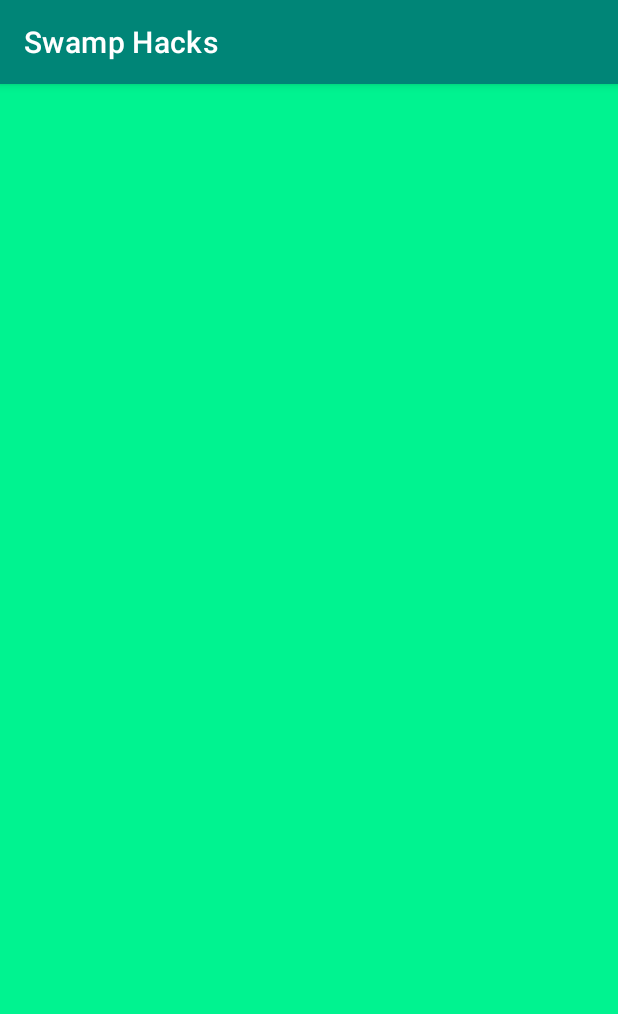
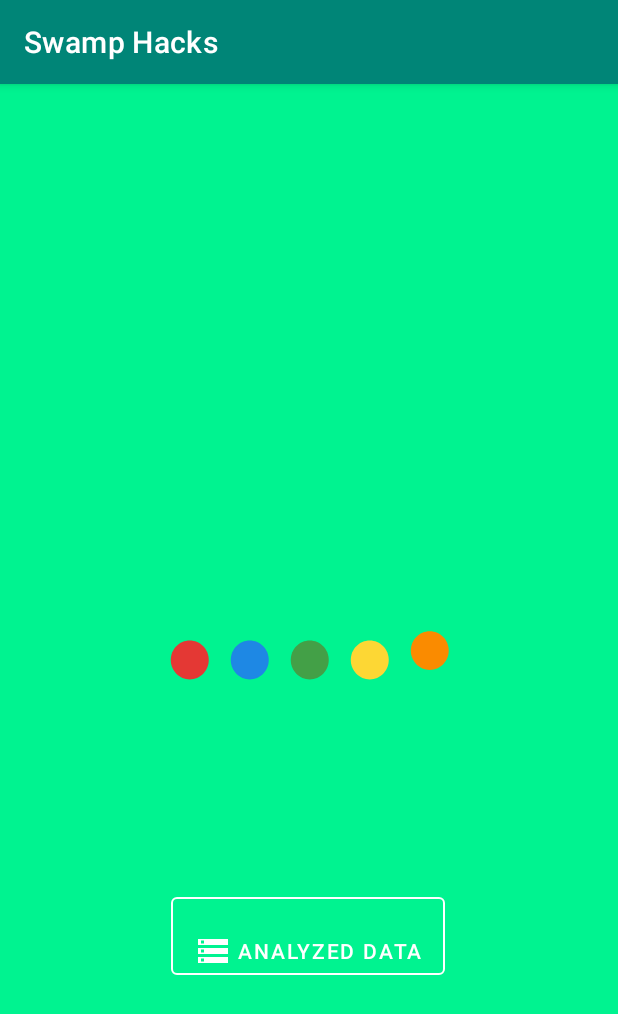
Before and after one commit to emeruvia/SwampHacks, an Android app: the PhotoActivity screen opened directly, with no data from a screen before it, on a phone screen of 412 x 824 dp. Shown: the top 1014 px of the screen. Run offline under Robolectric (Android 15) with nearby library versions, the phone set to English and light mode, and no system bars; our stand-ins replace Firebase (no records; nobody signed in at launch, a user with empty details on screens opened directly).

Commit message:
Implement storage upload

```diff
--- a/android-app/app/build.gradle
+++ b/android-app/app/build.gradle
@@ -39,6 +39,7 @@ dependencies {
     implementation 'com.google.firebase:firebase-ml-vision:18.0.2'
     implementation 'com.google.firebase:firebase-core:16.0.6'
     implementation 'com.crashlytics.sdk.android:crashlytics:2.9.8'
+    implementation 'com.google.firebase:firebase-storage:16.0.5'
 
     // Google Cloud Vision API
     implementation 'com.google.android.gms:play-services-base:16.1.0'
--- a/android-app/app/src/main/java/com/swamphacks/MainActivity.kt
+++ b/android-app/app/src/main/java/com/swamphacks/MainActivity.kt
@@ -1,17 +1,11 @@
 package com.swamphacks
 
 import android.content.Intent
-import android.graphics.BitmapFactory
 import android.support.v7.app.AppCompatActivity
 import android.os.Bundle
-import android.util.Log
 import android.view.View
-import android.widget.Toast
-import com.google.firebase.ml.vision.FirebaseVision
-import com.google.firebase.ml.vision.common.FirebaseVisionImage
 
 class MainActivity : AppCompatActivity() {
-
 
     override fun onCreate(savedInstanceState: Bundle?) {
         super.onCreate(savedInstanceState)
--- /dev/null
+++ b/android-app/app/src/main/res/drawable/ic_storage.xml
@@ -0,0 +1,5 @@
+<vector android:height="24dp" android:tint="#FFFFFF"
+    android:viewportHeight="24.0" android:viewportWidth="24.0"
+    android:width="24dp" xmlns:android="http://schemas.android.com/apk/res/android">
+    <path android:fillColor="#FF000000" android:pathData="M2,20h20v-4L2,16v4zM4,17h2v2L4,19v-2zM2,4v4h20L22,4L2,4zM6,7L4,7L4,5h2v2zM2,14h20v-4L2,10v4zM4,11h2v2L4,13v-2z"/>
+</vector>
--- a/android-app/app/src/main/res/layout/activity_main.xml
+++ b/android-app/app/src/main/res/layout/activity_main.xml
@@ -33,7 +33,7 @@
       app:layout_constraintStart_toStartOf="parent"
       app:layout_constraintEnd_toEndOf="parent"
       app:layout_constraintTop_toTopOf="parent"
-      android:layout_marginTop="80dp"
+      android:layout_marginTop="200dp"
       />
 
   <!--<com.google.android.material.button.MaterialButton-->
@@ -54,7 +54,7 @@
       app:layout_constraintEnd_toEndOf="parent"
       android:text="@string/upload_btn"
       app:layout_constraintTop_toBottomOf="@id/welcome_tv"
-      android:paddingTop="16dp"
+      android:paddingTop="24dp"
       />
 
 
--- a/android-app/app/src/main/res/layout/activity_photo.xml
+++ b/android-app/app/src/main/res/layout/activity_photo.xml
@@ -11,14 +11,42 @@
     >
 
   <ImageView
-      android:layout_marginTop="36dp"
       android:id="@+id/photo_iv"
       android:layout_width="700dp"
       android:layout_height="500dp"
+      android:layout_marginTop="36dp"
       app:layout_constraintEnd_toEndOf="parent"
       app:layout_constraintStart_toStartOf="parent"
       app:layout_constraintTop_toTopOf="parent"
       app:layout_constraintVertical_bias="0"
       />
 
+  <com.airbnb.lottie.LottieAnimationView
+      android:layout_width="match_parent"
+      android:layout_height="wrap_content"
+      app:layout_constraintTop_toTopOf="parent"
+      app:layout_constraintBottom_toBottomOf="parent"
+      app:layout_constraintStart_toStartOf="parent"
+      app:layout_constraintEnd_toEndOf="parent"
+      app:lottie_rawRes="@raw/material_wave_loading"
+      android:id="@+id/loading_wave"
+      app:lottie_loop="true"
+      app:lottie_autoPlay="true"
+      />
+
+  <android.support.design.button.MaterialButton
+      android:id="@+id/analyze_btn"
+      android:layout_width="wrap_content"
+      android:layout_height="wrap_content"
+      android:onClick="analyzeButton"
+      android:paddingTop="24dp"
+      android:text="@string/analyze_btn"
+      app:icon="@drawable/ic_storage"
+      app:layout_constraintEnd_toEndOf="parent"
+      app:layout_constraintHorizontal_bias="0.497"
+      app:layout_constraintStart_toStartOf="parent"
+      app:layout_constraintTop_toBottomOf="@id/photo_iv"
+      style="@style/BorderlessTheme"
+      />
+
 </android.support.constraint.ConstraintLayout>
--- a/android-app/app/src/main/res/values/strings.xml
+++ b/android-app/app/src/main/res/values/strings.xml
@@ -4,6 +4,7 @@
         cloud
     </string>
     <string name="upload_btn">Upload your picture</string>
+    <string name="analyze_btn">Analyzed Data</string>
     <string name="storage_permission_rationale_title">Storage permission required</string>
     <string name="storage_permition_rationale_message">In order to take a picture, you must grant this permission!
     </string>
```
Also changed, not shown: android-app/app/src/main/java/com/swamphacks/PhotoActivity.kt (+49 -12 lines).
